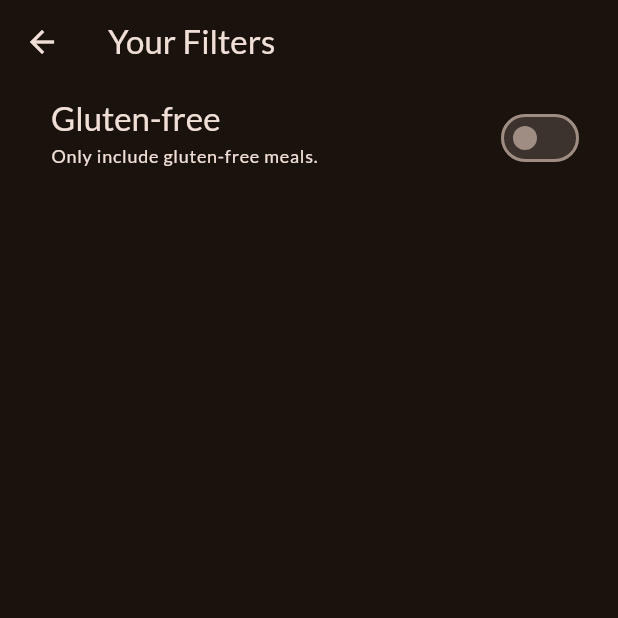
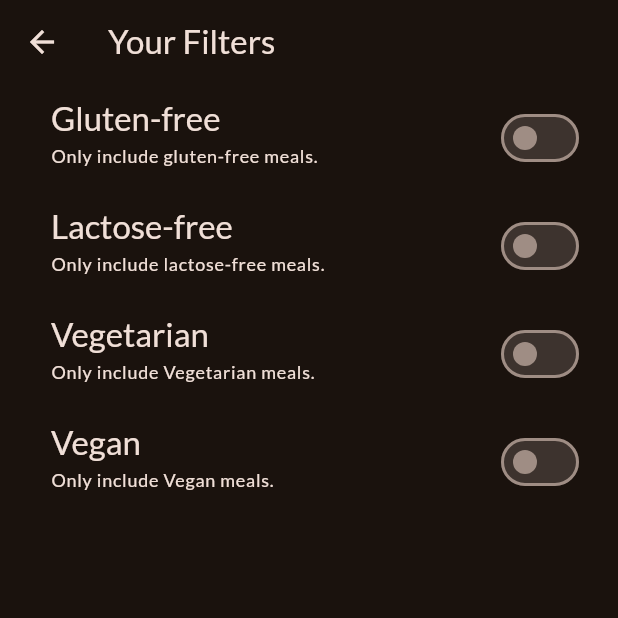
Before and after one commit to Kapil619/MealsApp, a Flutter app: the FiltersScreen screen opened directly, on a phone screen of 412 x 824 dp, the top half of it. Run offline on Flutter 3.47's test engine with Material 2 defaults, Android fonts, the phone set to English and light mode, and no system bars; our stand-ins replace google_fonts, transparent_image.

Commit message:
Created filter paramteres

```diff
--- a/lib/screens/filters.dart
+++ b/lib/screens/filters.dart
@@ -13,6 +13,10 @@ class FiltersScreen extends StatefulWidget {
 
 class _FiltersScreenState extends State<FiltersScreen> {
   var _glutenFreeFilterSet = false;
+  var _lactoseFreeFilterSet = false;
+  var _vegetarianFilterSet = false;
+  var _veganFilterSet = false;
+
   @override
   Widget build(BuildContext context) {
     return Scaffold(
@@ -55,7 +59,79 @@ class _FiltersScreenState extends State<FiltersScreen> {
             ),
             activeColor: Theme.of(context).colorScheme.tertiary,
             contentPadding: const EdgeInsets.only(left: 34, right: 22),
-          )
+          ),
+          SwitchListTile(
+            value: _lactoseFreeFilterSet,
+            onChanged: (isChecked) {
+              setState(() {
+                _lactoseFreeFilterSet = isChecked;
+              });
+            },
+            title: Text(
+              'Lactose-free',
+              style: Theme.of(context)
+                  .textTheme
+                  .titleLarge!
+                  .copyWith(color: Theme.of(context).colorScheme.onBackground),
+            ),
+            subtitle: Text(
+              'Only include lactose-free meals.',
+              style: Theme.of(context)
+                  .textTheme
+                  .labelMedium!
+                  .copyWith(color: Theme.of(context).colorScheme.onBackground),
+            ),
+            activeColor: Theme.of(context).colorScheme.tertiary,
+            contentPadding: const EdgeInsets.only(left: 34, right: 22),
+          ),
+          SwitchListTile(
+            value: _vegetarianFilterSet,
+            onChanged: (isChecked) {
+              setState(() {
+                _vegetarianFilterSet = isChecked;
+              });
+            },
+            title: Text(
+              'Vegetarian',
+              style: Theme.of(context)
+                  .textTheme
+                  .titleLarge!
+                  .copyWith(color: Theme.of(context).colorScheme.onBackground),
+            ),
+            subtitle: Text(
+              'Only include Vegetarian meals.',
+              style: Theme.of(context)
+                  .textTheme
+                  .labelMedium!
+                  .copyWith(color: Theme.of(context).colorScheme.onBackground),
+            ),
+            activeColor: Theme.of(context).colorScheme.tertiary,
+            contentPadding: const EdgeInsets.only(left: 34, right: 22),
+          ),
+          SwitchListTile(
+            value: _veganFilterSet,
+            onChanged: (isChecked) {
+              setState(() {
+                _veganFilterSet = isChecked;
+              });
+            },
+            title: Text(
+              'Vegan',
+              style: Theme.of(context)
+                  .textTheme
+                  .titleLarge!
+                  .copyWith(color: Theme.of(context).colorScheme.onBackground),
+            ),
+            subtitle: Text(
+              'Only include Vegan meals.',
+              style: Theme.of(context)
+                  .textTheme
+                  .labelMedium!
+                  .copyWith(color: Theme.of(context).colorScheme.onBackground),
+            ),
+            activeColor: Theme.of(context).colorScheme.tertiary,
+            contentPadding: const EdgeInsets.only(left: 34, right: 22),
+          ),
         ],
       ),
     );
```
